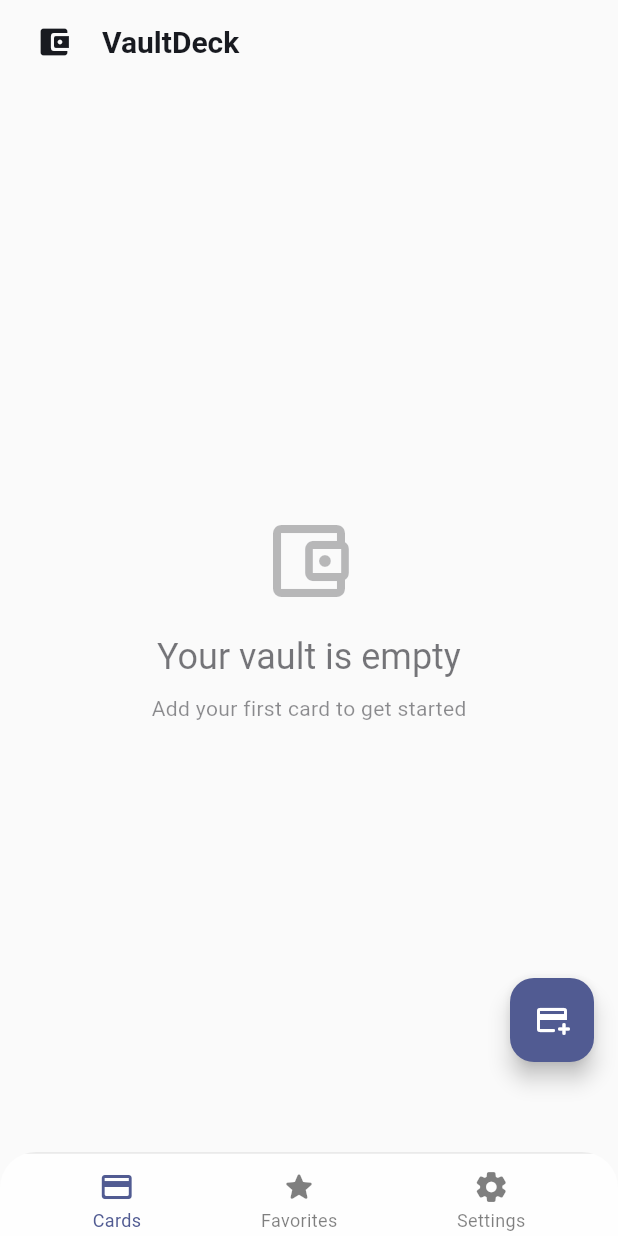
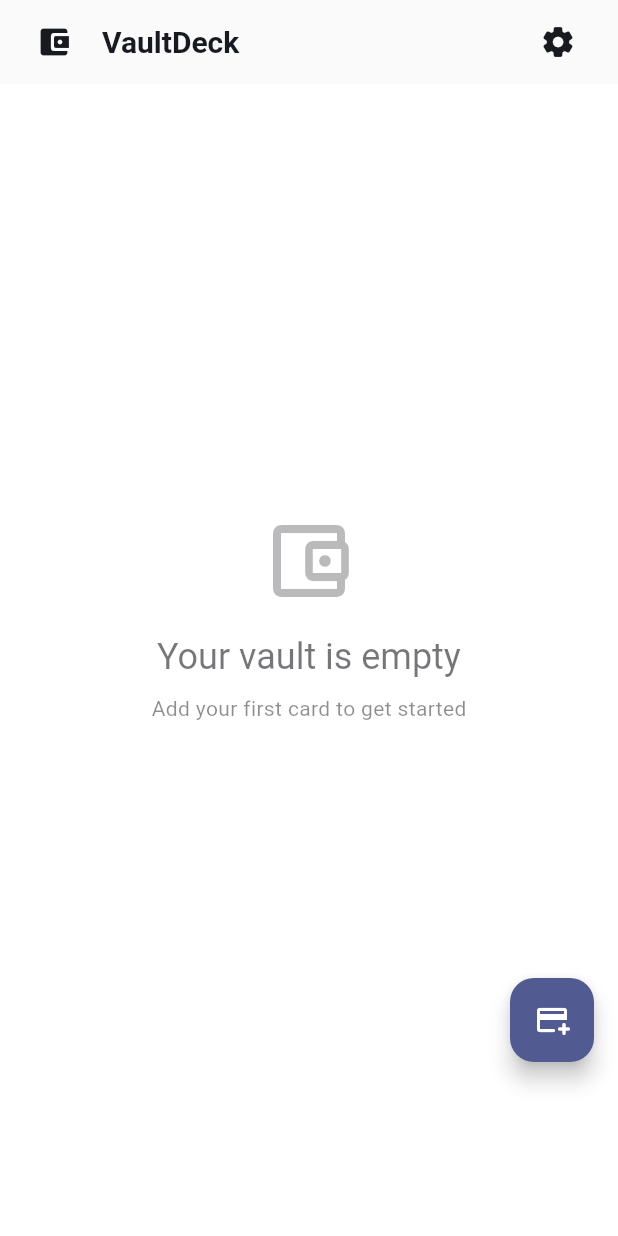
Before and after one commit to kandilidinesh/VaultDeck, a Flutter app: the screen it shows after launch, on a phone screen of 412 x 824 dp. Run offline on Flutter 3.47's test engine with Material 3 defaults, Android fonts, the phone set to English and light mode, and no system bars; our stand-ins replace flutter_svg, hive, hive_flutter, local_auth; accounts and stored records are empty.

Commit message:
Refactor navigation structure: remove MainNav and FavoritesPage, integrate HomePage directly with updated parameters

```diff
--- a/lib/main.dart
+++ b/lib/main.dart
@@ -1,7 +1,7 @@
 import 'package:flutter/material.dart';
 import 'package:hive_flutter/hive_flutter.dart';
 import 'models/card_model.dart';
-import 'screens/main_nav.dart';
+import 'screens/home_page.dart';
 import 'constants/app_constants.dart';
 import 'services/pin_lock_service.dart';
 
@@ -22,7 +22,6 @@ class MyApp extends StatefulWidget {
 
 class _MyAppState extends State<MyApp> with WidgetsBindingObserver {
   ThemeMode _themeMode = ThemeMode.system;
-  bool _showPinLock = false;
   bool _pinEnabled = false;
   String? _pin;
   final PinLockService _pinLockService = PinLockService();
@@ -30,9 +29,7 @@ class _MyAppState extends State<MyApp> with WidgetsBindingObserver {
   @override
   @override
   void didChangeAppLifecycleState(AppLifecycleState state) {
-    if (state == AppLifecycleState.resumed) {
-      _checkPinLock();
-    }
+    // No pin lock screen, so nothing to do here
   }
 
   @override
@@ -40,7 +37,6 @@ class _MyAppState extends State<MyApp> with WidgetsBindingObserver {
     super.initState();
     _loadThemeMode();
     _loadPinState();
-    _checkPinLock();
     WidgetsBinding.instance.addObserver(this);
   }
 
@@ -67,19 +63,6 @@ class _MyAppState extends State<MyApp> with WidgetsBindingObserver {
         _pin = null;
       });
     }
-  }
-
-  @override
-  void dispose() {
-    WidgetsBinding.instance.removeObserver(this);
-    super.dispose();
-  }
-
-  Future<void> _checkPinLock() async {
-    final enabled = await _pinLockService.isPinEnabled();
-    setState(() {
-      _showPinLock = enabled;
-    });
   }
 
   Future<void> _loadThemeMode() async {
@@ -173,15 +156,7 @@ class _MyAppState extends State<MyApp> with WidgetsBindingObserver {
         highlightColor: Colors.transparent,
         splashColor: Colors.transparent,
       ),
-      home: _showPinLock
-          ? PinLockScreen(
-              onUnlock: () {
-                setState(() {
-                  _showPinLock = false;
-                });
-              },
-            )
-          : MainNav(
+      home: HomePage(
         title: AppConstants.appName,
         toggleTheme: toggleTheme,
         isDarkMode: _themeMode == ThemeMode.dark,
--- a/lib/screens/home_page.dart
+++ b/lib/screens/home_page.dart
@@ -9,9 +9,22 @@ import 'package:flutter_svg/flutter_svg.dart';
 import '../widgets/add_card_dialog.dart';
 
 class HomePage extends StatefulWidget {
-  const HomePage({super.key, required this.title});
+  final String title;
+  final VoidCallback? toggleTheme;
+  final bool? isDarkMode;
+  final bool pinEnabled;
+  final String? pin;
+  final void Function(bool, [String?]) setPinEnabled;
 
-  final String title;
+  const HomePage({
+    super.key,
+    required this.title,
+    this.toggleTheme,
+    this.isDarkMode,
+    required this.pinEnabled,
+    required this.pin,
+    required this.setPinEnabled,
+  });
 
   @override
   State<HomePage> createState() => _HomePageState();
@@ -58,7 +71,13 @@ class _HomePageState extends State<HomePage> {
     return Scaffold(
       extendBodyBehindAppBar: true,
       backgroundColor: isDark ? const Color(0xFF181A20) : Colors.transparent,
-      appBar: VaultDeckAppBar(),
+      appBar: VaultDeckAppBar(
+        toggleTheme: widget.toggleTheme,
+        isDarkMode: widget.isDarkMode,
+        pinEnabled: widget.pinEnabled,
+        pin: widget.pin,
+        setPinEnabled: widget.setPinEnabled,
+      ),
       body: cards.isEmpty
           ? Center(
               child: Column(
--- a/lib/screens/main_nav.dart
+++ /dev/null
@@ -1,130 +0,0 @@
-import 'package:flutter/material.dart';
-import 'dart:ui';
-import 'home_page.dart';
-import 'favorites_page.dart';
-import 'settings_page.dart';
-
-class MainNav extends StatefulWidget {
-  final String title;
-  final VoidCallback toggleTheme;
-  final bool isDarkMode;
-  final bool pinEnabled;
-  final String? pin;
-  final void Function(bool, [String?]) setPinEnabled;
-
-  const MainNav({
-    super.key,
-    required this.title,
-    required this.toggleTheme,
-    required this.isDarkMode,
-    required this.pinEnabled,
-    required this.pin,
-    required this.setPinEnabled,
-  });
-
-  @override
-  State<MainNav> createState() => _MainNavState();
-}
-
-class _MainNavState extends State<MainNav> {
-  int _selectedIndex = 0;
-
-  @override
-  void initState() {
-    super.initState();
-  }
-
-  void _onItemTapped(int index) {
-    setState(() {
-      _selectedIndex = index;
-    });
-  }
-
-  @override
-  Widget build(BuildContext context) {
-    final pages = [
-      HomePage(title: widget.title),
-      const FavoritesPage(),
-      SettingsPage(
-        toggleTheme: widget.toggleTheme,
-        isDarkMode: widget.isDarkMode,
-        pinEnabled: widget.pinEnabled,
-        pin: widget.pin,
-        setPinEnabled: widget.setPinEnabled,
-      ),
-    ];
-    return Scaffold(
-      extendBody: true,
-      body: pages[_selectedIndex],
-      bottomNavigationBar: ClipRRect(
-        borderRadius: const BorderRadius.only(
-          topLeft: Radius.circular(24),
-          topRight: Radius.circular(24),
-        ),
-        child: BackdropFilter(
-          filter: ImageFilter.blur(sigmaX: 16, sigmaY: 16),
-          child: Container(
-            height:
-                kBottomNavigationBarHeight +
-                MediaQuery.of(context).padding.bottom,
-            decoration: BoxDecoration(
-              color: Theme.of(context).brightness == Brightness.dark
-                  ? Colors.black.withValues(alpha: 0.3)
-                  : Colors.white.withValues(alpha: 0.7),
-              border: Border(
-                top: BorderSide(
-                  color: Theme.of(context).brightness == Brightness.dark
-                      ? Colors.white.withValues(alpha: 0.08)
-                      : Colors.black.withValues(alpha: 0.08),
-                  width: 1.2,
-                ),
-              ),
-            ),
-            child: Row(
-              mainAxisAlignment: MainAxisAlignment.spaceEvenly,
-              children: [
-                _buildNavItem(context, 0, Icons.credit_card_rounded, 'Cards'),
-                _buildNavItem(context, 1, Icons.star_rounded, 'Favorites'),
-                _buildNavItem(context, 2, Icons.settings_rounded, 'Settings'),
-              ],
-            ),
-          ),
-        ),
-      ),
-    );
-  }
-
-  Widget _buildNavItem(
-    BuildContext context,
-    int index,
-    IconData icon,
-    String label,
-  ) {
-    final isSelected = _selectedIndex == index;
-    final color = isSelected
-        ? Theme.of(context).colorScheme.primary
-        : Theme.of(context).iconTheme.color?.withValues(alpha: 0.5);
-    return GestureDetector(
-      onTap: () => _onItemTapped(index),
-      behavior: HitTestBehavior.opaque,
-      child: Padding(
-        padding: const EdgeInsets.symmetric(vertical: 10, horizontal: 18),
-        child: Column(
-          mainAxisSize: MainAxisSize.min,
-          children: [
-            Icon(icon, color: color, size: 24),
-            const SizedBox(height: 2),
-            Text(
-              label,
-              style: TextStyle(
-                color: color,
-                fontWeight: FontWeight.normal,
-                fontSize: 12,
-              ),
-            ),
-          ],
-        ),
-      ),
-    );
-  }
-}
--- a/lib/widgets/vaultdeck_app_bar.dart
+++ b/lib/widgets/vaultdeck_app_bar.dart
@@ -1,8 +1,22 @@
+import '../screens/settings_page.dart';
 import 'package:flutter/material.dart';
 import '../constants/app_constants.dart';
 
 class VaultDeckAppBar extends StatelessWidget implements PreferredSizeWidget {
-  const VaultDeckAppBar({super.key});
+  final VoidCallback? toggleTheme;
+  final bool? isDarkMode;
+  final bool pinEnabled;
+  final String? pin;
+  final void Function(bool, [String?]) setPinEnabled;
+
+  const VaultDeckAppBar({
+    super.key,
+    this.toggleTheme,
+    this.isDarkMode,
+    required this.pinEnabled,
+    required this.pin,
+    required this.setPinEnabled,
+  });
 
   @override
   Size get preferredSize => const Size.fromHeight(kToolbarHeight);
@@ -43,6 +57,26 @@ class VaultDeckAppBar extends StatelessWidget implements PreferredSizeWidget {
               ],
             ),
           ),
+          IconButton(
+            icon: Icon(
+              Icons.settings_rounded,
+              color: isDark ? Colors.grey[50] : const Color(0xFF181A20),
+            ),
+            tooltip: 'Settings',
+            onPressed: () {
+              Navigator.of(context).push(
+                MaterialPageRoute(
+                  builder: (_) => SettingsPage(
+                    toggleTheme: toggleTheme,
+                    isDarkMode: isDarkMode,
+                    pinEnabled: pinEnabled,
+                    pin: pin,
+                    setPinEnabled: setPinEnabled,
+                  ),
+                ),
+              );
+            },
+          ),
         ],
       ),
     );
```
Also changed, not shown: lib/screens/favorites_page.dart (deleted, +0 -39 lines). Lines whose indentation alone changed are shown as unchanged.
